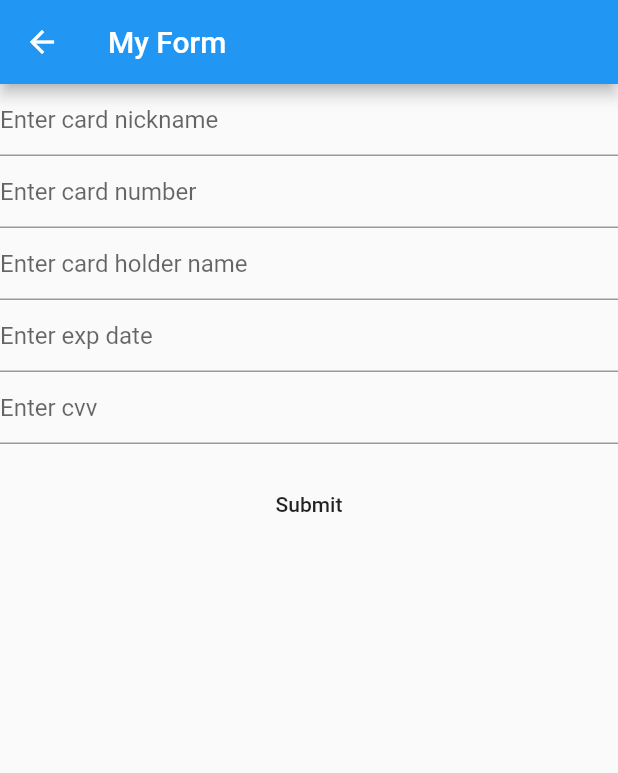
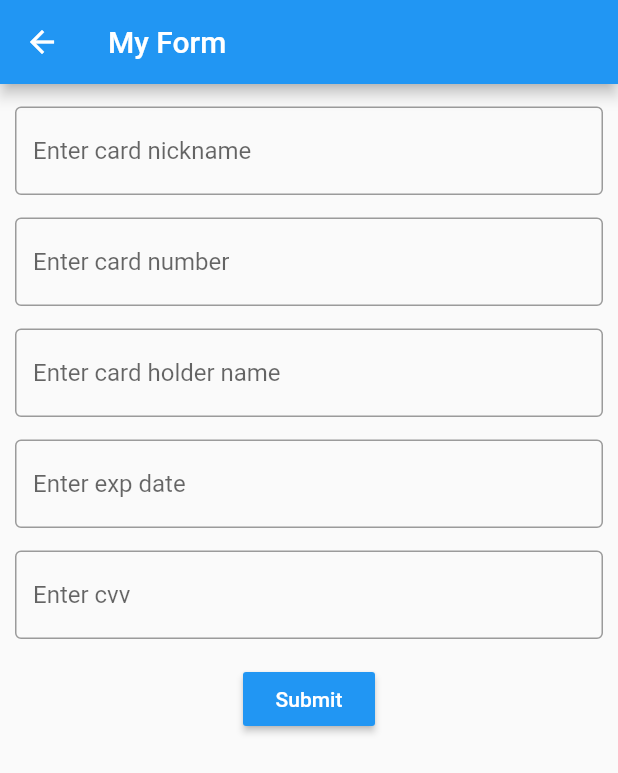
Before and after one commit to ayaan32/wallet, a Flutter app: the AddWallet screen opened by its route, on a phone screen of 412 x 824 dp. Shown: the top 773 px of the screen. Run offline on Flutter 3.47's test engine with Material 2 defaults, Android fonts, the light colour scheme and no system bars; our stand-ins replace hive, hive_flutter; accounts and stored records are empty.

Commit message:
Add wallet and wallet screen UI built, Awaited changes to be written. Update and Delete feature to be incorporated.

```diff
--- a/lib/ui/screens/add_wallet_screen.dart
+++ b/lib/ui/screens/add_wallet_screen.dart
@@ -43,6 +43,7 @@ class _AddWalletState extends State<AddWallet> {
       ),
       body: Form(
         key: _formKey,
+        child: SingleChildScrollView(
           child: Column(
             mainAxisAlignment: MainAxisAlignment.start,
             children: [
@@ -53,6 +54,7 @@ class _AddWalletState extends State<AddWallet> {
               _textField('Enter cvv', _cvvController),
               const SizedBox(height: 16),
               MaterialButton(
+                color: Colors.blue,
                 onPressed: () {
                   context
                       .read<AddWalletProvider>()
@@ -79,37 +81,41 @@ class _AddWalletState extends State<AddWallet> {
                             _holderNameController.text,
                             _expDateController.text,
                             _cvvController.text));
+                  Navigator.pop(context);
                   });
-                Navigator.pop(context);
                   if (_formKey.currentState!.validate()) {
                     // do something
                   }
                 },
-              child: Text('Submit'),
+                child: Text('Submit', style: Theme.of(context).textTheme.bodyLarge!.copyWith(color: Colors.white)),
               ),
-            Container(
-              height: 200,
-              child: ListView.builder(
-                  itemCount: boxWallets.length,
-                  itemBuilder: (BuildContext context, int index) {
-                    return ListTile(
-                      title: Text(boxWallets.getAt(index).cardNickname),
-                      subtitle:
-                          Text(boxWallets.getAt(index).cardNumber.toString()),
-                    );
-                  }),
+              // Container(
+              //   height: 200,
+              //   child: ListView.builder(
+              //       itemCount: boxWallets.length,
+              //       itemBuilder: (BuildContext context, int index) {
+              //         return ListTile(
+              //           title: Text(boxWallets.getAt(index).cardNickname),
+              //           subtitle:
+              //               Text(boxWallets.getAt(index).cardNumber.toString()),
+              //         );
+              //       }),
+              // ),
+            ],
           ),
-          ],
         ),
       ),
     );
   }
 
   Widget _textField(String hintText, TextEditingController controller) {
-    return TextFormField(
+    return Padding(
+      padding: const EdgeInsets.only(top:15, left: 10, right: 10),
+      child: TextFormField(
         controller: controller,
         decoration: InputDecoration(
           hintText: hintText,
+          border: OutlineInputBorder(),
         ),
         validator: (value) {
           if (value == null || value.isEmpty) {
@@ -117,6 +123,7 @@ class _AddWalletState extends State<AddWallet> {
           }
           return null;
         },
+      ),
     );
   }
 }
--- a/lib/ui/screens/home_page.dart
+++ b/lib/ui/screens/home_page.dart
@@ -61,7 +61,7 @@ class _MyHomePageState extends State<MyHomePage> {
             padding: EdgeInsets.all(8.0),
             child: ListTile(
               leading: const Icon(Icons.account_balance_wallet),
-              title: Text(boxWallets.getAt(index).cardNickname),
+              title: Text(boxWallets.getAt(index).cardNickname.toUpperCase(), style: const TextStyle(fontSize: 18),),
               // subtitle: Text('Balance: 0.00000000'),
               trailing: const Icon(Icons.arrow_forward_ios),
             ),
```
Also changed, not shown: lib/ui/screens/wallet_screen.dart (+81 -8 lines), 1 other file. Lines whose indentation alone changed are shown as unchanged.
